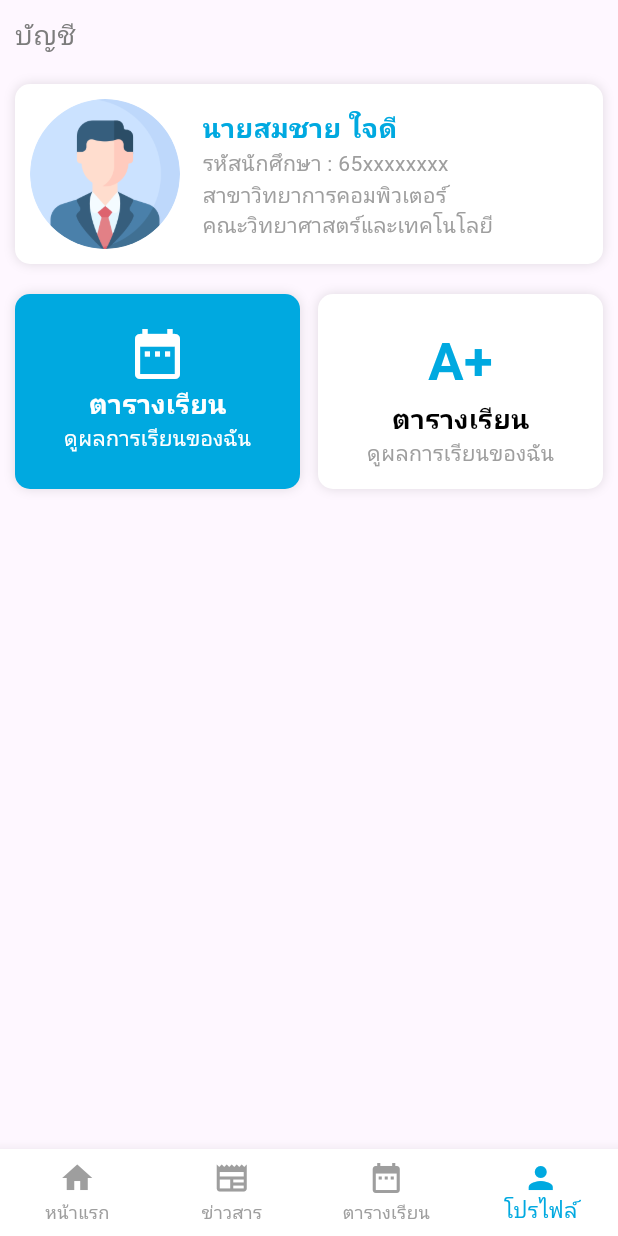
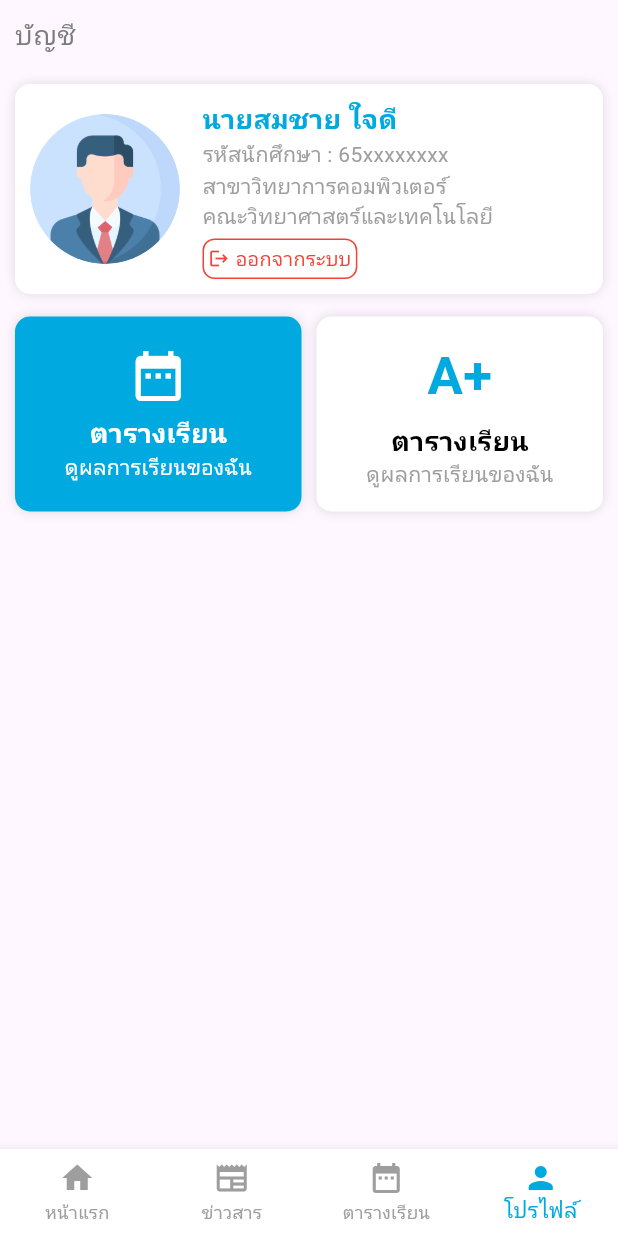
Before and after one commit to FoamNR/smartstuden, a Flutter app: the screen it shows after launch, item 4 of the bottom bar chosen, on a phone screen of 412 x 824 dp. Run offline on Flutter 3.47's test engine with Material 3 defaults, Android fonts, the phone set to English and light mode, and no system bars.

Commit message:
update profile

```diff
--- a/lib/screens/profile.dart
+++ b/lib/screens/profile.dart
@@ -62,10 +62,10 @@ class _ProfilePageState extends State<ProfilePage> {
                   ),
                   const SizedBox(width: 15),
 
-                  const Column(
+                  Column(
                     crossAxisAlignment: CrossAxisAlignment.start,
                     children: [
-                      Text(
+                      const Text(
                         'นายสมชาย ใจดี',
                         style: TextStyle(
                           fontSize: 18,
@@ -73,17 +73,51 @@ class _ProfilePageState extends State<ProfilePage> {
                           color: Color(0XFF00A9E0),
                         ),
                       ),
-                      Text(
+                      const Text(
                         'รหัสนักศึกษา : 65xxxxxxxx',
                         style: TextStyle(color: Colors.grey),
                       ),
-                      Text(
+                      const Text(
                         'สาขาวิทยาการคอมพิวเตอร์',
                         style: TextStyle(color: Colors.grey),
                       ),
-                      Text(
+                      const Text(
                         'คณะวิทยาศาสตร์และเทคโนโลยี',
                         style: TextStyle(color: Colors.grey),
+                      ),
+                      const SizedBox(height: 5,),
+                      InkWell(
+                        onTap: () {
+                          // TODO: ใส่โค้ดออกจากระบบที่นี่ เช่น ลบ token หรือเปลี่ยนหน้า
+                          print("ออกจากระบบ");
+                          // ตัวอย่างเช่น กลับไปหน้า Login:
+                          // Navigator.pushReplacementNamed(context, '/login');
+                        },
+                        borderRadius: BorderRadius.circular(8),
+                        child: Container(
+                          padding: const EdgeInsets.symmetric(
+                            horizontal: 3,
+                            vertical: 3,
+                          ),
+                          decoration: BoxDecoration(
+                            border: Border.all(color: Colors.red),
+                            borderRadius: BorderRadius.circular(8),
+                          ),
+                          child: Row(
+                            mainAxisSize: MainAxisSize.min,
+                            children: const [
+                              Icon(Icons.logout, size: 14, color: Colors.red),
+                              SizedBox(width: 4),
+                              Text(
+                                'ออกจากระบบ',
+                                style: TextStyle(
+                                  color: Colors.red,
+                                  fontSize: 13,
+                                ),
+                              ),
+                            ],
+                          ),
+                        ),
                       ),
                     ],
                   ),
@@ -91,20 +125,20 @@ class _ProfilePageState extends State<ProfilePage> {
               ),
             ),
             Container(
-              padding: EdgeInsets.all(10),
+              padding: EdgeInsets.symmetric(horizontal: 5),
               child: Row(
                 mainAxisAlignment: MainAxisAlignment.spaceBetween,
                 children: [
-                  Column(
-                    children: [
-                      Container(
+                  // กล่องซ้าย
+                  Expanded(
+                    child: Container(
+                      margin: const EdgeInsets.all(5), // เว้นขอบนิดนึง
                       padding: const EdgeInsets.all(10),
-                        width: 190,
                       height: 130,
                       decoration: BoxDecoration(
                         borderRadius: BorderRadius.circular(10),
-                          color: Color(0XFF00A9E0),
-                          boxShadow: [
+                        color: const Color(0XFF00A9E0),
+                        boxShadow: const [
                           BoxShadow(
                             color: Colors.black12,
                             blurRadius: 6,
@@ -114,34 +148,45 @@ class _ProfilePageState extends State<ProfilePage> {
                       ),
                       child: Center(
                         child: Column(
-
-                            children: [
-                              Padding(padding: const EdgeInsets.all(5)),
+                          mainAxisAlignment: MainAxisAlignment.center,
+                          children: const [
                             Icon(
-
                               Icons.date_range,
                               color: Colors.white,
                               size: 40,
-
                             ),
-                              Text("ตารางเรียน", style: TextStyle(color: Colors.white, fontWeight: FontWeight.bold,fontSize: 18),),
-                              Text("ดูผลการเรียนของฉัน" ,style: TextStyle(color: Colors.white ,fontSize: 14),)
+                            SizedBox(height: 5),
+                            Text(
+                              "ตารางเรียน",
+                              style: TextStyle(
+                                color: Colors.white,
+                                fontWeight: FontWeight.bold,
+                                fontSize: 18,
+                              ),
+                            ),
+                            Text(
+                              "ดูผลการเรียนของฉัน",
+                              style: TextStyle(
+                                color: Colors.white,
+                                fontSize: 14,
+                              ),
+                            ),
                           ],
                         ),
                       ),
                     ),
-                    ],
                   ),
-                  Column(
-                    children: [
-                      Container(
+
+                  // กล่องขวา
+                  Expanded(
+                    child: Container(
+                      margin: const EdgeInsets.all(5),
                       padding: const EdgeInsets.all(10),
-                        width: 190,
                       height: 130,
                       decoration: BoxDecoration(
                         borderRadius: BorderRadius.circular(10),
                         color: Colors.white,
-                          boxShadow: [
+                        boxShadow: const [
                           BoxShadow(
                             color: Colors.black12,
                             blurRadius: 6,
@@ -151,17 +196,36 @@ class _ProfilePageState extends State<ProfilePage> {
                       ),
                       child: Center(
                         child: Column(
-
-                            children: [
-                              Padding(padding: const EdgeInsets.all(5)),
-                              Text('A+', style: TextStyle(fontWeight: FontWeight.bold, fontSize: 35, color: Color(0XFF00A9E0)),),
-                              Text("ตารางเรียน", style: TextStyle(color: const Color.fromARGB(255, 0, 0, 0), fontWeight: FontWeight.bold,fontSize: 18),),
-                              Text("ดูผลการเรียนของฉัน" ,style: TextStyle(color: Colors.grey ,fontSize: 14),)
+                          mainAxisAlignment: MainAxisAlignment.center,
+                          children: const [
+                            Text(
+                              'A+',
+                              style: TextStyle(
+                                fontWeight: FontWeight.bold,
+                                fontSize: 35,
+                                color: Color(0XFF00A9E0),
+                              ),
+                            ),
+                            SizedBox(height: 5),
+                            Text(
+                              "ตารางเรียน",
+                              style: TextStyle(
+                                color: Colors.black,
+                                fontWeight: FontWeight.bold,
+                                fontSize: 18,
+                              ),
+                            ),
+                            Text(
+                              "ดูผลการเรียนของฉัน",
+                              style: TextStyle(
+                                color: Colors.grey,
+                                fontSize: 14,
+                              ),
+                            ),
                           ],
                         ),
                       ),
                     ),
-                    ],
                   ),
                 ],
               ),
```
Lines whose indentation alone changed are shown as unchanged.
